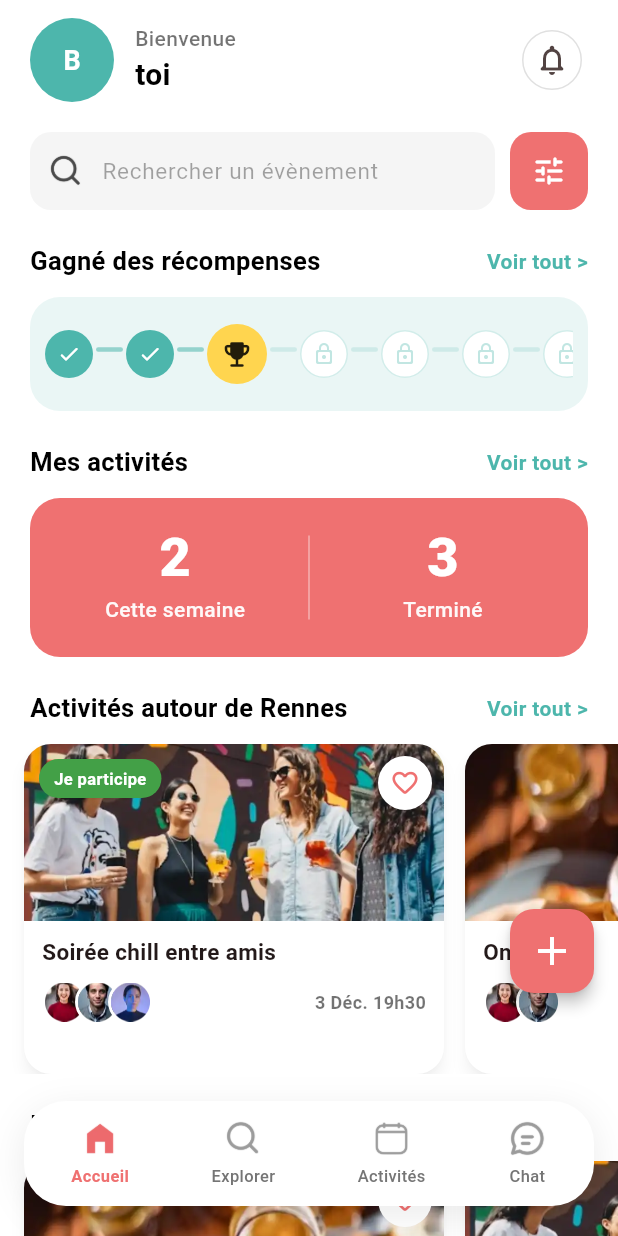
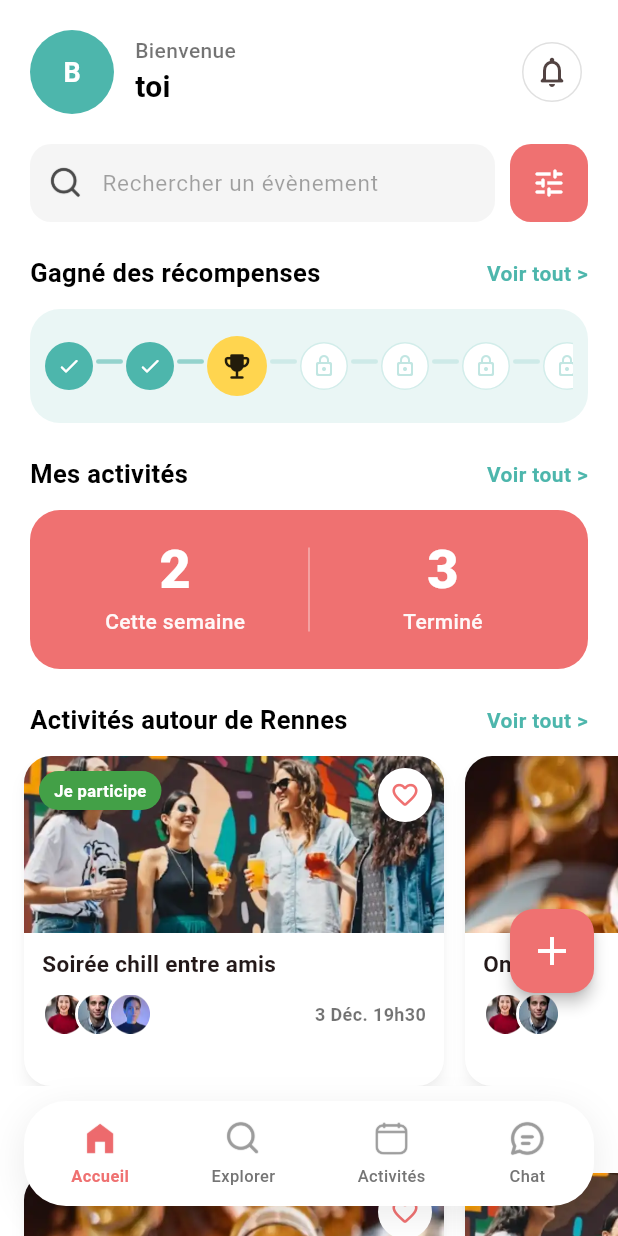
Before and after one commit to camillelazennec/budiz_app, a Flutter app: the MainShell screen opened directly, on a phone screen of 412 x 824 dp. Run offline on Flutter 3.47's test engine with Material 3 defaults, Android fonts, the phone set to English and light mode, and no system bars; our stand-ins replace supabase_flutter; accounts and stored records are empty.

Commit message:
dessendre le bienvenu

```diff
--- a/lib/pages/home_dashboard_page.dart
+++ b/lib/pages/home_dashboard_page.dart
@@ -41,14 +41,19 @@ class HomeDashboardPage extends StatelessWidget {
   Widget build(BuildContext context) {
     final name = _welcomeName();
     final initials = _initials();
+    final topInset = MediaQuery.paddingOf(context).top;
+    final bottomInset = MediaQuery.paddingOf(context).bottom;
 
     return ColoredBox(
       color: AppColors.scaffoldBg,
       child: CustomScrollView(
+        physics: const AlwaysScrollableScrollPhysics(
+          parent: BouncingScrollPhysics(),
+        ),
         slivers: [
           SliverToBoxAdapter(
             child: Padding(
-              padding: const EdgeInsets.fromLTRB(20, 12, 20, 0),
+              padding: EdgeInsets.fromLTRB(20, topInset + 20, 20, 0),
               child: Row(
                 crossAxisAlignment: CrossAxisAlignment.center,
                 children: [
@@ -174,7 +179,9 @@ class HomeDashboardPage extends StatelessWidget {
           SliverToBoxAdapter(child: _activityCarousel(context)),
           SliverToBoxAdapter(child: _sectionHeader('Nos recommandations')),
           SliverToBoxAdapter(child: _recommendationsCarousel(context)),
-          const SliverToBoxAdapter(child: SizedBox(height: 100)),
+          SliverToBoxAdapter(
+            child: SizedBox(height: 140 + bottomInset),
+          ),
         ],
       ),
     );
```
